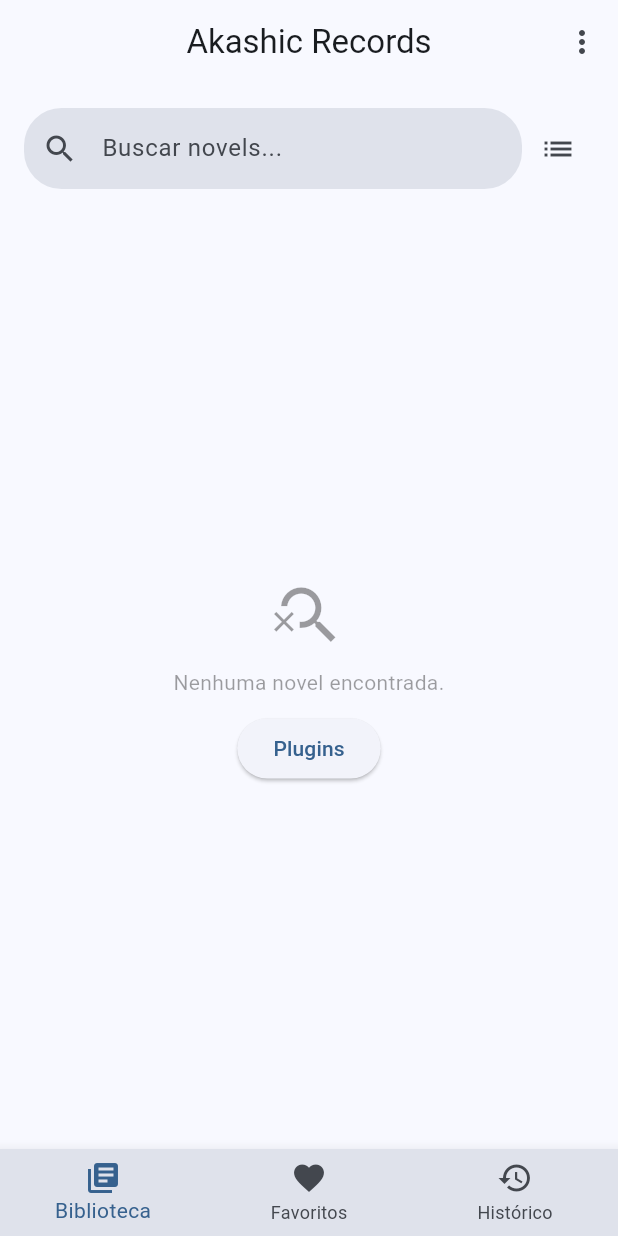
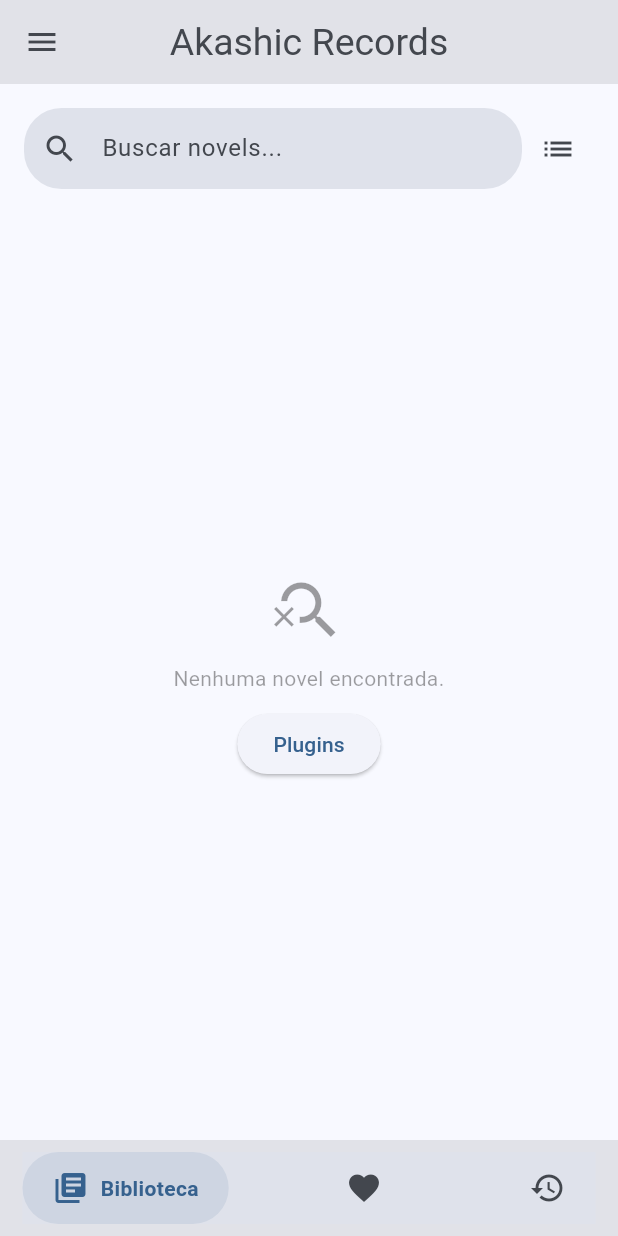
Before and after one commit to Luiz-eduardp/akashic_records, a Flutter app: the HomeScreen screen opened directly, on a phone screen of 412 x 824 dp. Run offline on Flutter 3.47's test engine with Material 3 defaults, Android fonts, the phone set to English and light mode, and no system bars; drawn by our look-alikes of flutter_advanced_drawer, google_nav_bar; our stand-ins replace cached_network_image, cookie_jar, flutter_html, flutter_markdown, google_fonts, package_info_plus and 3 more; missing offline and left inert: flutter_code_editor, highlight; accounts and stored records are empty; network calls fail.

Commit message:
feat(home): replace bottom navigation with drawer and tabs
- Replaced BottomNavigationBar with GNav and AdvancedDrawer.
- Implemented TabController for tab management.
- Added menu button to open drawer.
- Updated UI with new navigation components.
- Improved overall user experience.

```diff
--- a/lib/screens/home_screen.dart
+++ b/lib/screens/home_screen.dart
@@ -2,8 +2,9 @@ import 'package:flutter/material.dart';
 import 'package:akashic_records/screens/library/library_screen.dart';
 import 'package:akashic_records/screens/favorites/favorites_screen.dart';
 import 'package:akashic_records/screens/history/history_screen.dart';
-import 'package:akashic_records/widgets/custom_app_bar.dart';
 import 'package:akashic_records/i18n/i18n.dart';
+import 'package:google_nav_bar/google_nav_bar.dart';
+import 'package:flutter_advanced_drawer/flutter_advanced_drawer.dart';
 
 class HomeScreen extends StatefulWidget {
   const HomeScreen({super.key});
@@ -12,114 +13,151 @@ class HomeScreen extends StatefulWidget {
   State<HomeScreen> createState() => _HomeScreenState();
 }
 
-class _HomeScreenState extends State<HomeScreen> {
+class _HomeScreenState extends State<HomeScreen> with TickerProviderStateMixin {
   int _selectedIndex = 0;
-  final PageController _pageController = PageController();
+  late TabController _tabController;
+  final _advancedDrawerController = AdvancedDrawerController();
+
+  @override
+  void initState() {
+    super.initState();
+    _tabController = TabController(length: 3, vsync: this);
+    _tabController.addListener(() {
+      setState(() {
+        _selectedIndex = _tabController.index;
+      });
+    });
+  }
 
   @override
   void dispose() {
-    _pageController.dispose();
+    _tabController.dispose();
     super.dispose();
   }
 
   void _onItemTapped(int index) {
-    _pageController.animateToPage(
-      index,
-      duration: const Duration(milliseconds: 300),
-      curve: Curves.easeInOut,
-    );
+    _tabController.animateTo(index);
+  }
+
+  void _handleMenuButtonPressed() {
+    _advancedDrawerController.showDrawer();
   }
 
   @override
   Widget build(BuildContext context) {
     final theme = Theme.of(context);
 
-    return Scaffold(
-      appBar: CustomAppBar(
-        title: 'Akashic Records'.translate,
-        actions: [
-          PopupMenuButton<String>(
-            tooltip: 'Opções'.translate,
-            onSelected: (value) {
-              if (value == 'settings') {
+    return AdvancedDrawer(
+      backdropColor: theme.colorScheme.surfaceVariant,
+      controller: _advancedDrawerController,
+      animationCurve: Curves.easeInOut,
+      animationDuration: const Duration(milliseconds: 300),
+      animateChildDecoration: true,
+      rtlOpening: false,
+      disabledGestures: false,
+      childDecoration: BoxDecoration(
+        borderRadius: const BorderRadius.all(Radius.circular(16)),
+        boxShadow: <BoxShadow>[
+          BoxShadow(color: Colors.black12, blurRadius: 5.0),
+        ],
+      ),
+      drawer: SafeArea(
+        child: ListTileTheme(
+          textColor: theme.colorScheme.onSurfaceVariant,
+          iconColor: theme.colorScheme.onSurfaceVariant,
+          child: Column(
+            mainAxisSize: MainAxisSize.max,
+            children: [
+              SizedBox(height: 35),
+
+              ListTile(
+                leading: Icon(Icons.palette),
+                title: Text('Aparência'.translate),
+                onTap: () {
                   Navigator.pushNamed(context, '/settings');
-              } else if (value == 'plugins') {
+                  _advancedDrawerController.hideDrawer();
+                },
+              ),
+              ListTile(
+                leading: Icon(Icons.extension),
+                title: Text('Plugins'.translate),
+                onTap: () {
                   Navigator.pushNamed(context, '/plugins');
-              }
+                  _advancedDrawerController.hideDrawer();
                 },
-            itemBuilder: (BuildContext context) {
-              return [
-                PopupMenuItem<String>(
-                  value: 'settings',
-                  child: Row(
-                    children: [
-                      Icon(
-                        Icons.settings,
-                        color: theme.colorScheme.onSurfaceVariant,
               ),
-                      const SizedBox(width: 8),
-                      Text(
-                        'Configurações'.translate,
-                        style: TextStyle(color: theme.colorScheme.onSurface),
+
+              Spacer(),
+              DefaultTextStyle(
+                style: TextStyle(
+                  fontSize: 12,
+                  color: theme.colorScheme.onSurfaceVariant.withOpacity(0.6),
+                ),
+                child: Container(
+                  margin: const EdgeInsets.symmetric(vertical: 16.0),
+                  child: Text('Akashic Records App'),
+                ),
               ),
             ],
           ),
         ),
-                PopupMenuItem<String>(
-                  value: 'plugins',
-                  child: Row(
-                    children: [
-                      Icon(
-                        Icons.extension,
+      ),
+      child: Scaffold(
+        appBar: AppBar(
+          title: Text('Akashic Records'.translate),
+          backgroundColor: theme.colorScheme.surfaceContainerHighest,
+          iconTheme: IconThemeData(color: theme.colorScheme.onSurfaceVariant),
+          actionsIconTheme: IconThemeData(
             color: theme.colorScheme.onSurfaceVariant,
           ),
-                      const SizedBox(width: 8),
-                      Text(
-                        'Plugins'.translate,
-                        style: TextStyle(color: theme.colorScheme.onSurface),
+          titleTextStyle: TextStyle(
+            color: theme.colorScheme.onSurfaceVariant,
+            fontSize: 25,
           ),
-                    ],
+          centerTitle: true,
+          leading: IconButton(
+            onPressed: _handleMenuButtonPressed,
+            icon: ValueListenableBuilder<AdvancedDrawerValue>(
+              valueListenable: _advancedDrawerController,
+              builder: (_, value, __) {
+                return AnimatedSwitcher(
+                  duration: Duration(milliseconds: 250),
+                  child: Icon(
+                    value.visible ? Icons.clear : Icons.menu,
+                    key: ValueKey<bool>(value.visible),
+                    color: theme.colorScheme.onSurfaceVariant,
+                  ),
+                );
+              },
             ),
           ),
-              ];
-            },
-            icon: Icon(
-              Icons.more_vert,
+          actions: [],
+        ),
+        body: TabBarView(
+          controller: _tabController,
+          children: const [LibraryScreen(), FavoritesScreen(), HistoryScreen()],
+        ),
+        bottomNavigationBar: Container(
+          color: theme.colorScheme.surfaceContainerHighest,
+          padding: const EdgeInsets.symmetric(horizontal: 15.0, vertical: 8),
+          child: GNav(
+            backgroundColor: theme.colorScheme.surfaceVariant,
+            gap: 8,
+            activeColor: theme.colorScheme.primary,
+            iconSize: 24,
+            padding: const EdgeInsets.symmetric(horizontal: 20, vertical: 12),
+            duration: const Duration(milliseconds: 400),
+            tabBackgroundColor: theme.colorScheme.primary.withOpacity(0.1),
             color: theme.colorScheme.onSurfaceVariant,
+            tabs: [
+              GButton(icon: Icons.library_books, text: 'Biblioteca'.translate),
+              GButton(icon: Icons.favorite, text: 'Favoritos'.translate),
+              GButton(icon: Icons.history, text: 'Histórico'.translate),
+            ],
+            selectedIndex: _selectedIndex,
+            onTabChange: _onItemTapped,
           ),
         ),
-        ],
-      ),
-      body: PageView(
-        controller: _pageController,
-        onPageChanged: (index) {
-          setState(() {
-            _selectedIndex = index;
-          });
-        },
-        children: const [LibraryScreen(), FavoritesScreen(), HistoryScreen()],
-      ),
-      bottomNavigationBar: BottomNavigationBar(
-        items: <BottomNavigationBarItem>[
-          BottomNavigationBarItem(
-            icon: const Icon(Icons.library_books),
-            label: 'Biblioteca'.translate,
-          ),
-          BottomNavigationBarItem(
-            icon: const Icon(Icons.favorite),
-            label: 'Favoritos'.translate,
-          ),
-          BottomNavigationBarItem(
-            icon: const Icon(Icons.history),
-            label: 'Histórico'.translate,
-          ),
-        ],
-        currentIndex: _selectedIndex,
-        selectedItemColor: theme.colorScheme.primary,
-        unselectedItemColor: theme.colorScheme.onSurfaceVariant,
-        onTap: _onItemTapped,
-        type: BottomNavigationBarType.fixed,
-        backgroundColor: theme.colorScheme.surfaceVariant,
       ),
     );
   }
```
Lines whose indentation alone changed are shown as unchanged.
